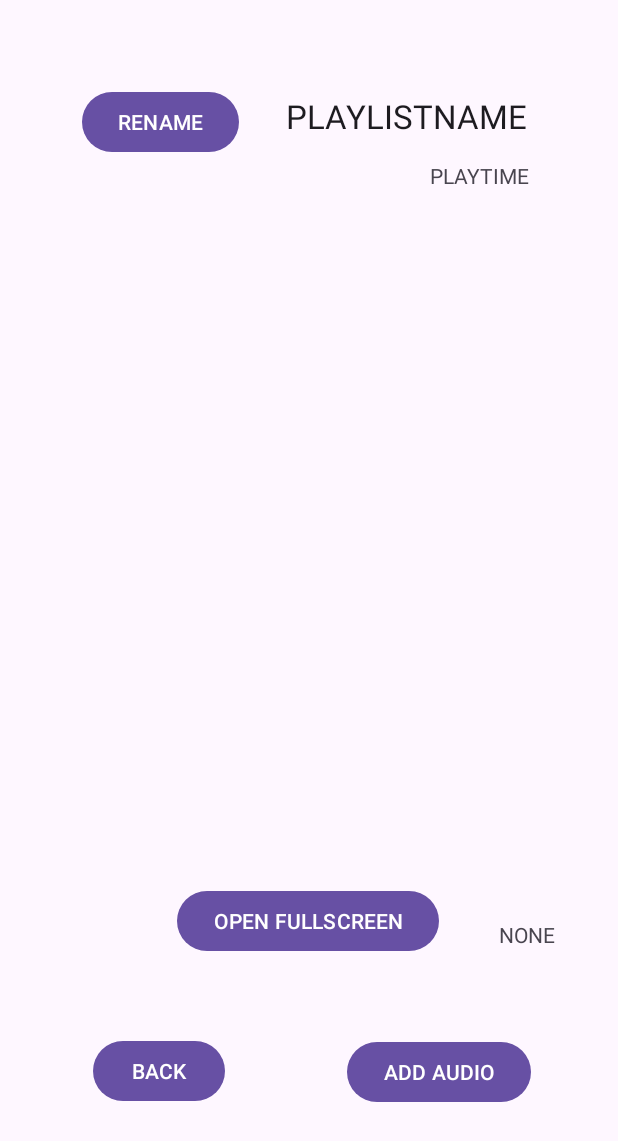
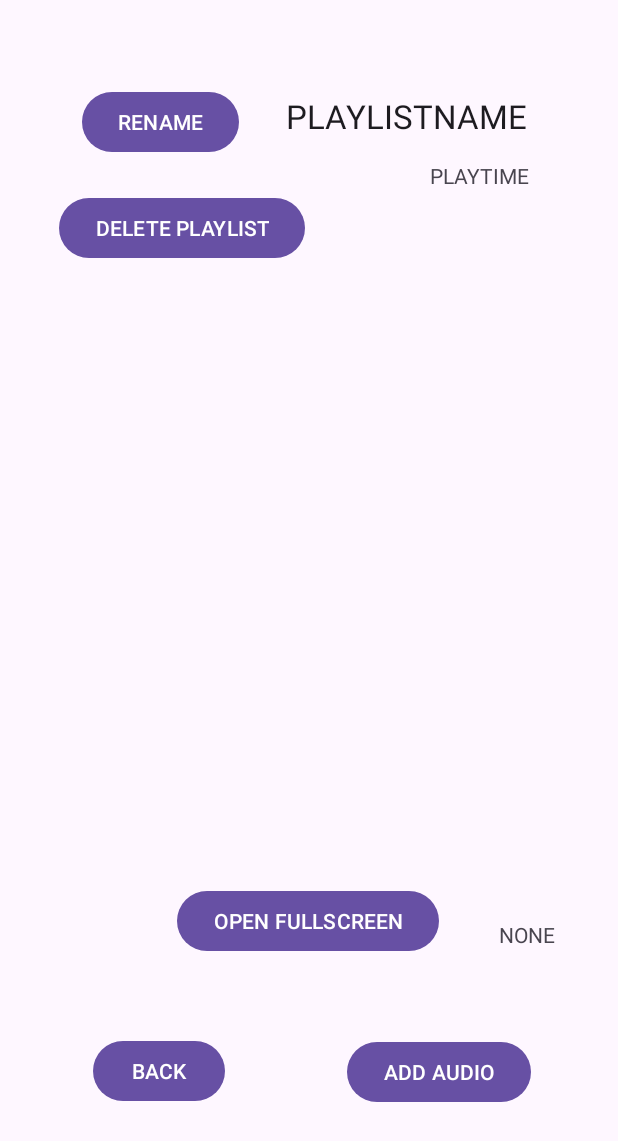
Before and after one commit to worghet/ICS4U___EMBEAR, an Android app: the PlaylistActivity screen opened directly, with no data from a screen before it, on a phone screen of 412 x 824 dp. Shown: the top 1141 px of the screen. Run offline under Robolectric (Android 15) with nearby library versions, the phone set to English and light mode, and no system bars; 3 statements that could not run were skipped.

Commit message:
finished file management; - onResume() refreshes data when coming back to an activity - made remove track from playlist (played with containers concept) - made delete playlist work.

```diff
--- a/app/src/main/res/layout/activity_playlist.xml
+++ b/app/src/main/res/layout/activity_playlist.xml
@@ -114,4 +114,18 @@
         app:layout_constraintStart_toEndOf="@+id/openAudioActivity"
         app:layout_constraintTop_toBottomOf="@+id/audioContainer"
         app:layout_constraintVertical_bias="0.183" />
+
+    <Button
+        android:id="@+id/button2"
+        android:layout_width="wrap_content"
+        android:layout_height="wrap_content"
+        android:layout_marginTop="4dp"
+        android:layout_marginBottom="17dp"
+        android:onClick="deletePlaylist"
+        android:text="DELETE PLAYLIST"
+        app:layout_constraintBottom_toTopOf="@+id/audioContainer"
+        app:layout_constraintEnd_toEndOf="parent"
+        app:layout_constraintHorizontal_bias="0.158"
+        app:layout_constraintStart_toStartOf="parent"
+        app:layout_constraintTop_toBottomOf="@+id/renamePlaylist" />
 </androidx.constraintlayout.widget.ConstraintLayout>
```
Also changed, not shown: app/src/main/java/com/example/ics4u___embear/MainActivity.java (+15 -1 lines), app/src/main/java/com/example/ics4u___embear/PlayData.java (+4 -6 lines), app/src/main/java/com/example/ics4u___embear/Playlist.java (+8 -8 lines), app/src/main/java/com/example/ics4u___embear/PlaylistActivity.java (+60 -9 lines).
